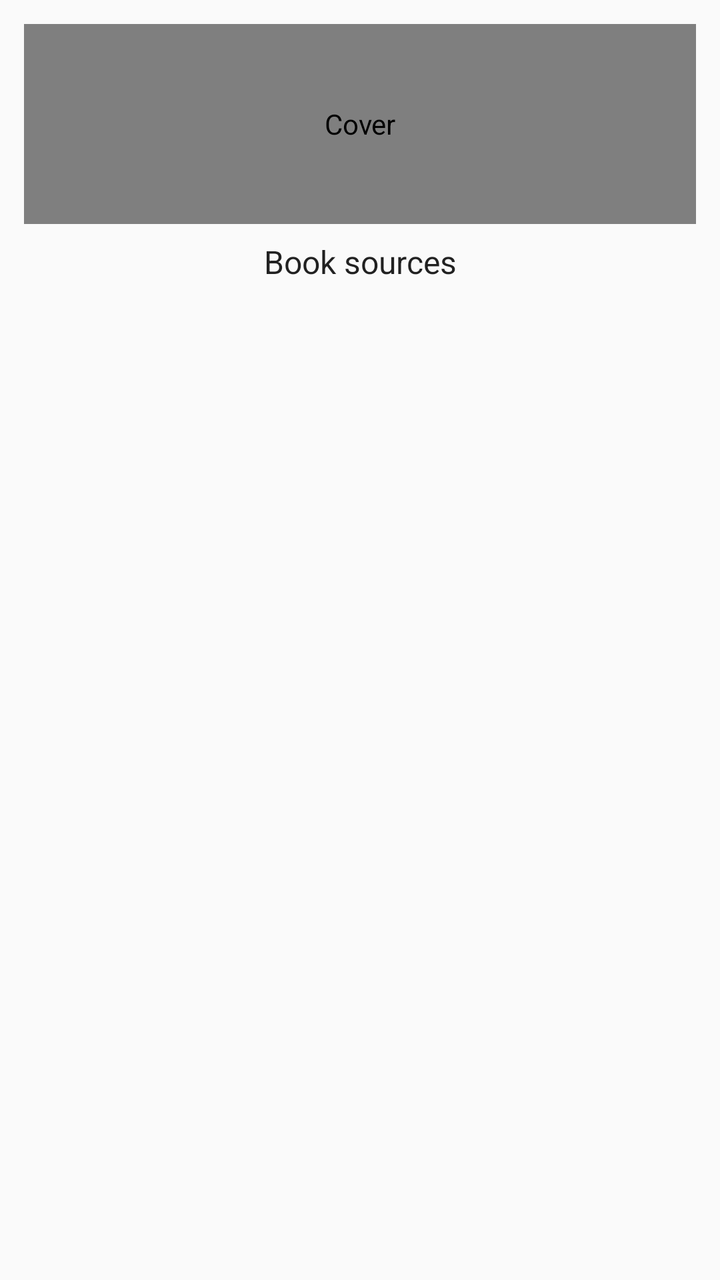
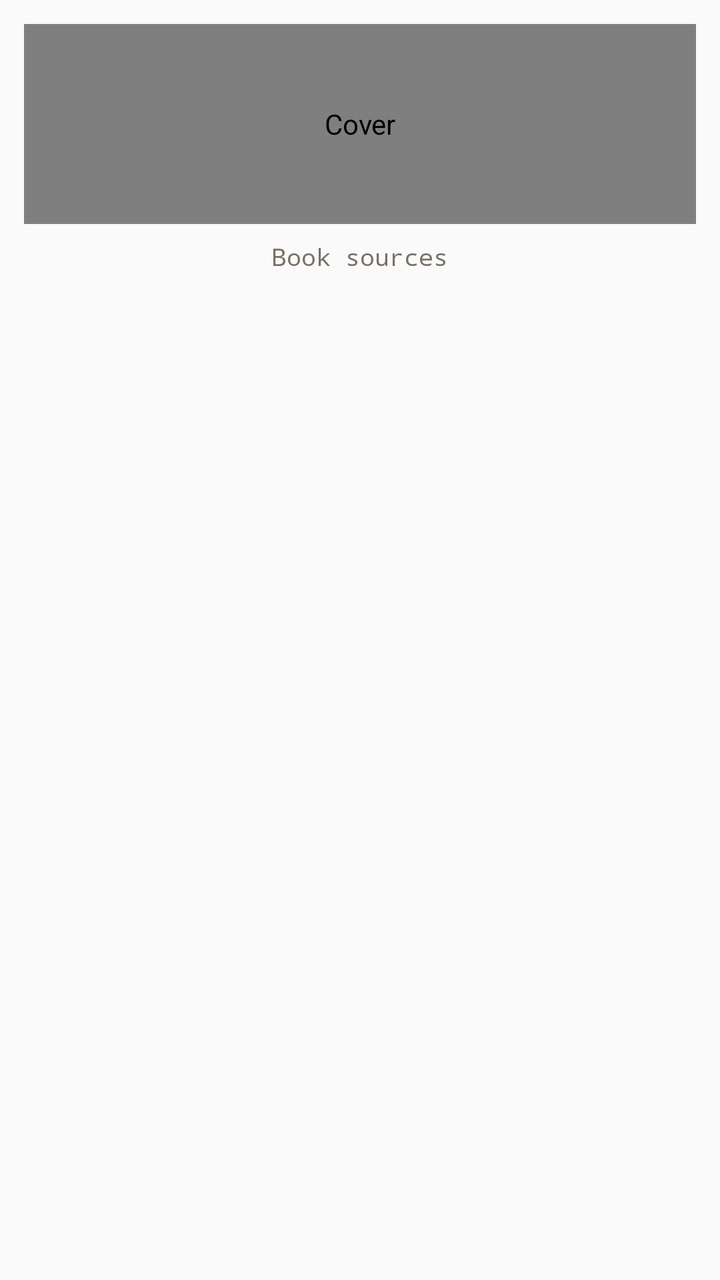

Two renders of the same Android screen: before a commit and after it. Below are the layout's source before the change and the commit's diff.
<!-- AndroidManifest.xml: application theme AppTheme.Light -->
<!-- res/layout/item_cover.xml -->
<?xml version="1.0" encoding="utf-8"?>
<LinearLayout xmlns:android="http://schemas.android.com/apk/res/android"
    xmlns:tools="http://schemas.android.com/tools"
    android:layout_width="match_parent"
    android:layout_height="wrap_content"
    android:padding="12dp"
    android:clickable="true"
    android:focusable="true"
    android:orientation="vertical">

    <io.legado.app.ui.widget.image.CoverImageView
        android:id="@+id/iv_cover"
        android:layout_width="match_parent"
        android:layout_height="100dp"
        android:contentDescription="@string/img_cover"
        android:scaleType="centerCrop"
        android:transitionName="img_cover"
        tools:ignore="UnusedAttribute" />

    <TextView
        android:id="@+id/tv_source"
        android:layout_width="match_parent"
        android:layout_height="wrap_content"
        android:layout_marginTop="8dp"
        android:gravity="center"
        android:singleLine="true"
        android:text="@string/book_source"
        android:textColor="@color/primaryText"
        android:textSize="16sp"
        tools:ignore="RtlHardcoded,RtlSymmetry" />

</LinearLayout>
<!-- resources referenced by this layout -->
<resources>
  <color name="primaryText">#de000000</color>
  <string name="book_source">Book sources</string>
  <string name="img_cover">Cover</string>
  <style name="AppTheme.Light" parent="Base.AppTheme">
          <item name="actionBarStyle">@style/AppTheme.AppBarOverlay.Light</item>
      </style>
  <style name="Base.AppTheme" parent="Theme.AppCompat.DayNight.NoActionBar">
          <item name="colorPrimary">@color/primary</item>
          <item name="colorPrimaryDark">@color/primaryDark</item>
          <item name="colorAccent">@color/accent</item>
          <item name="actionOverflowMenuStyle">@style/Style.PopupMenu</item>
          <item name="android:itemTextAppearance">@style/Style.MenuItemText</item>
          <item name="android:popupMenuStyle">@style/Style.PopupMenu</item>
          <item name="android:statusBarColor">@color/transparent</item>
          <item name="android:windowDrawsSystemBarBackgrounds">true</item>
      </style>
  <style name="AppTheme.AppBarOverlay.Light" parent="ThemeOverlay.AppCompat.Light">
          <item name="colorAccent">@color/md_grey_900</item>
      </style>
  <color name="primary">@color/md_light_blue_600</color>
  <color name="primaryDark">@color/md_light_blue_700</color>
  <color name="accent">@color/md_pink_800</color>
  <style name="Style.PopupMenu" parent="Widget.AppCompat.PopupMenu">
          <item name="android:popupBackground">@drawable/bg_popup_menu</item>
      </style>
  <style name="Style.MenuItemText" parent="@android:style/TextAppearance.Widget.IconMenu.Item">
          <item name="android:textColor">@color/menu_color_default</item>
          <item name="android:textSize">16sp</item>
      </style>
  <color name="transparent">#00000000</color>
  <color name="md_grey_900">#212121</color>
  <color name="md_light_blue_600">#039BE5</color>
  <color name="md_light_blue_700">#0288D1</color>
  <color name="md_pink_800">#AD1457</color>
  <color name="menu_color_default">#383838</color>
  <color name="background_menu">@color/md_grey_200</color>
  <color name="md_grey_200">#EEEEEE</color>
  <!-- unchanged entries left out for length: 1 -->
</resources>

<!-- the commit's change to res/layout/item_cover.xml (unified diff, before → after) -->
@@ -1,4 +1,5 @@
 <?xml version="1.0" encoding="utf-8"?>
+
 <LinearLayout xmlns:android="http://schemas.android.com/apk/res/android"
     xmlns:tools="http://schemas.android.com/tools"
     android:layout_width="match_parent"
@@ -25,8 +26,9 @@
         android:gravity="center"
         android:singleLine="true"
         android:text="@string/book_source"
-        android:textColor="@color/primaryText"
-        android:textSize="16sp"
+        android:fontFamily="monospace"
+        android:textColor="@color/ink_text_sub"
+        android:textSize="12sp"
         tools:ignore="RtlHardcoded,RtlSymmetry" />
 
 </LinearLayout>
<!-- resource entries referenced after the edit -->
@@ -1,6 +1,6 @@
 <!-- resources referenced by this layout -->
 <resources>
-  <color name="primaryText">#de000000</color>
+  <color name="ink_text_sub">#7A7166</color>
   <string name="book_source">Book sources</string>
   <string name="img_cover">Cover</string>
   <style name="AppTheme.Light" parent="Base.AppTheme">
@@ -15,6 +15,8 @@
           <item name="android:popupMenuStyle">@style/Style.PopupMenu</item>
           <item name="android:statusBarColor">@color/transparent</item>
           <item name="android:windowDrawsSystemBarBackgrounds">true</item>
+          <item name="alertDialogTheme">@style/ink_AlertDialog</item>
+          <item name="android:divider">@color/ink_line</item>
       </style>
   <style name="AppTheme.AppBarOverlay.Light" parent="ThemeOverlay.AppCompat.Light">
           <item name="colorAccent">@color/md_grey_900</item>
@@ -30,11 +32,42 @@
           <item name="android:textSize">16sp</item>
       </style>
   <color name="transparent">#00000000</color>
+  <style name="ink_AlertDialog" parent="Theme.AppCompat.DayNight.Dialog.Alert">
+          <item name="android:textColorAlertDialogListItem">@color/ink_text</item>
+          <item name="android:windowBackground">@drawable/ink_bg_dialog</item>
+          <item name="buttonBarButtonStyle">@style/ink_DialogButton</item>
+          <item name="buttonBarPositiveButtonStyle">@style/ink_DialogButton</item>
+          <item name="buttonBarNegativeButtonStyle">@style/ink_DialogButton</item>
+          <item name="buttonBarNeutralButtonStyle">@style/ink_DialogButton</item>
+          <item name="colorAccent">@color/accent</item>
+          <item name="android:textColorPrimary">@color/ink_text</item>
+          <item name="android:textColorSecondary">@color/ink_text_sub</item>
+          <item name="android:colorBackground">@color/ink_card</item>
+      </style>
+  <color name="ink_line">#1F2B2722</color>
   <color name="md_grey_900">#212121</color>
   <color name="md_light_blue_600">#039BE5</color>
   <color name="md_light_blue_700">#0288D1</color>
   <color name="md_pink_800">#AD1457</color>
   <color name="menu_color_default">#383838</color>
+  <color name="ink_text">#2B2722</color>
+  <!-- drawable ink_bg_dialog (drawable) -->
+  <?xml version="1.0" encoding="utf-8"?>
+  <inset xmlns:android="http://schemas.android.com/apk/res/android"
+      android:insetLeft="16dp"
+      android:insetRight="16dp">
+      <shape android:shape="rectangle">
+          <corners android:radius="8dp" />
+          <solid android:color="@color/ink_card" />
+          <stroke android:width="0.5dp" android:color="@color/ink_line" />
+      </shape>
+  </inset>
+  <style name="ink_DialogButton" parent="Widget.AppCompat.Button.ButtonBar.AlertDialog">
+          <item name="android:textColor">@color/accent</item>
+          <item name="android:textSize">14sp</item>
+          <item name="android:textStyle">bold</item>
+      </style>
+  <color name="ink_card">#FFFDF8</color>
   <color name="background_menu">@color/md_grey_200</color>
   <color name="md_grey_200">#EEEEEE</color>
   <!-- unchanged entries left out for length: 1 -->
